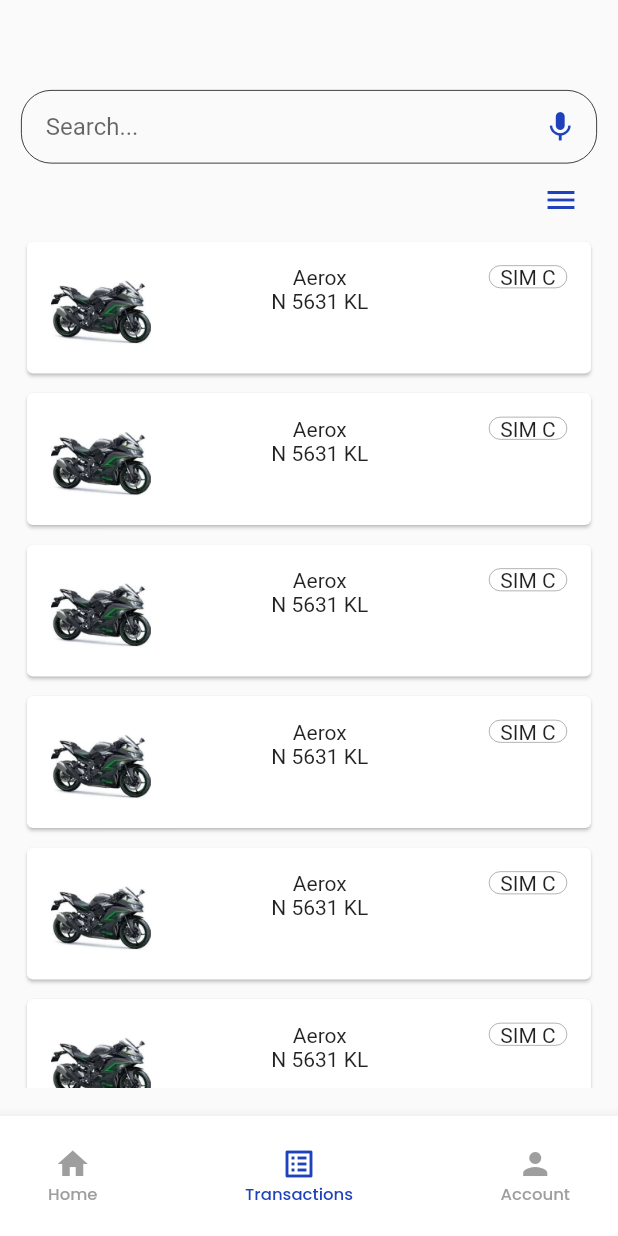
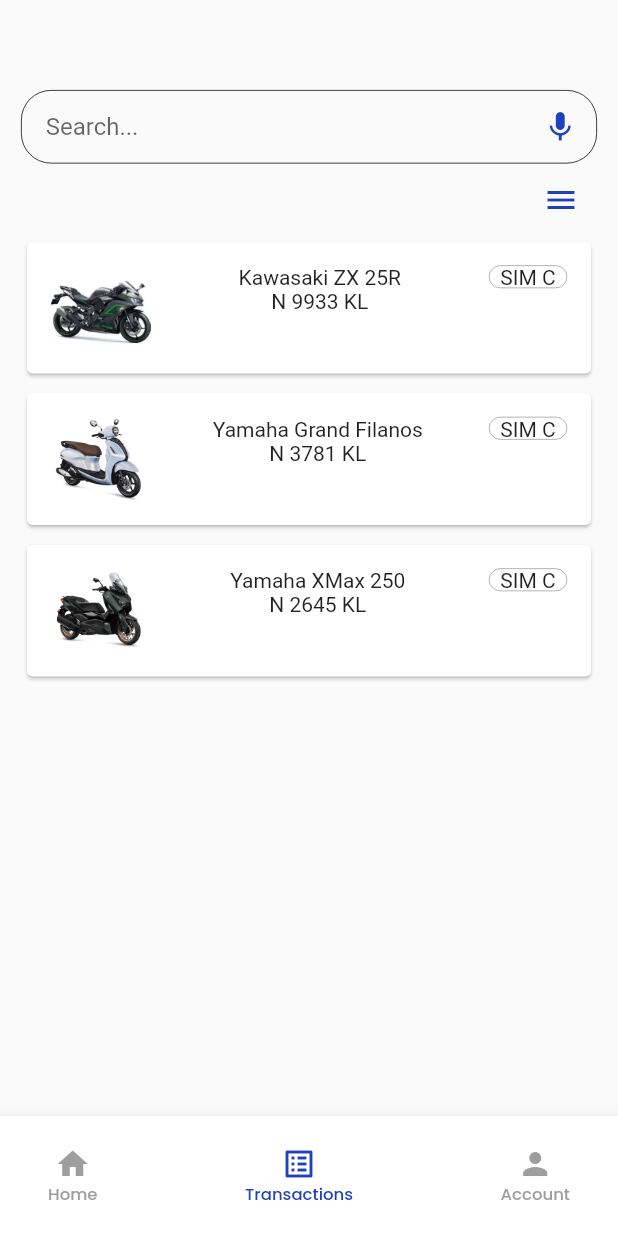
Before and after one commit to BrianMohamadSafiudin/SEPEDAKU, a Flutter app: the TransactionScreen screen opened directly, on a phone screen of 412 x 824 dp. Run offline on Flutter 3.47's test engine with Material 2 defaults, Android fonts, the phone set to English and light mode, and no system bars; our stand-ins replace animated_splash_screen, camera, cloud_firestore, easy_localization, firebase_auth, firebase_core and 5 more; accounts and stored records are empty.

Commit message:
feat: update transactions

```diff
--- a/src/lib/screens/transactions/components/body.dart
+++ b/src/lib/screens/transactions/components/body.dart
@@ -24,9 +24,11 @@
           children: [
             ButtonSearch(),
             IconButton(
-                onPressed: () {setState(() {
+                onPressed: () {
+                  setState(() {
                     isFilterVisible = !isFilterVisible;
-                  });},
+                  });
+                },
                 icon: Icon(
                   Icons.menu,
                   color: primaryColor,
@@ -120,6 +122,7 @@
   }
 }
 
+
 class GridItem extends StatelessWidget {
   const GridItem({
     super.key,
@@ -131,10 +134,107 @@
     return Container(
       height: size.height * 0.69,
       child: GridView.builder(
-        itemCount: 10,
+        itemCount: 3,
         gridDelegate: SliverGridDelegateWithFixedCrossAxisCount(
-            crossAxisCount: 1, childAspectRatio: 4, mainAxisSpacing: 5),
+          crossAxisCount: 1,
+          childAspectRatio: 4,
+          mainAxisSpacing: 5,
+        ),
         itemBuilder: (context, index) {
+          if (index == 0) {
+            return buildFirstItem(context);
+          } else if (index == 1) {
+            return buildSecondItem(context);
+          } else {
+            return buildThirdItem(context);
+          }
+        },
+      ),
+    );
+  }
+
+  Widget buildFirstItem(BuildContext context) {
+    return InkWell(
+      onTap: () {
+        Navigator.push(context, MaterialPageRoute(builder: (context) {
+          return ViewItemScreen();
+        }));
+      },
+      child: Card(
+        child: Container(
+          margin: EdgeInsets.all(16),
+          child: Row(
+            mainAxisAlignment: MainAxisAlignment.spaceBetween,
+            crossAxisAlignment: CrossAxisAlignment.start,
+            children: [
+              Image.asset("assets/images/kawasaki.png"),
+              Column(
+                children: [
+                  Text("Kawasaki ZX 25R"),
+                  Text("N 9933 KL"),
+                ],
+              ),
+              Container(
+                height: 15,
+                width: 52,
+                decoration: BoxDecoration(
+                  border: Border.all(width: 0.2),
+                  borderRadius: BorderRadius.circular(15),
+                ),
+                child: Text(
+                  "SIM C",
+                  textAlign: TextAlign.center,
+                ),
+              )
+            ],
+          ),
+        ),
+      ),
+    );
+  }
+
+  Widget buildSecondItem(BuildContext context) {
+    return InkWell(
+      onTap: () {
+        Navigator.push(context, MaterialPageRoute(builder: (context) {
+          return ViewItemScreen();
+        }));
+      },
+      child: Card(
+        child: Container(
+          margin: EdgeInsets.all(16),
+          child: Row(
+            mainAxisAlignment: MainAxisAlignment.spaceBetween,
+            crossAxisAlignment: CrossAxisAlignment.start,
+            children: [
+              Image.asset("assets/images/Matic1.png"),
+              Column(
+                children: [
+                  Text("Yamaha Grand Filanos"),
+                  Text("N 3781 KL"),
+                ],
+              ),
+              Container(
+                height: 15,
+                width: 52,
+                decoration: BoxDecoration(
+                  border: Border.all(width: 0.2),
+                  borderRadius: BorderRadius.circular(15),
+                ),
+                child: Text(
+                  "SIM C",
+                  textAlign: TextAlign.center,
+                ),
+              )
+            ],
+          ),
+        ),
+      ),
+    );
+  }
+}
+
+Widget buildThirdItem(BuildContext context) {
   return InkWell(
     onTap: () {
       Navigator.push(context, MaterialPageRoute(builder: (context) {
@@ -149,12 +249,11 @@
           crossAxisAlignment: CrossAxisAlignment.start,
           children: [
             Image.asset(
-                      "assets/images/kawasaki.png",
-                    ),
+                "assets/images/Matic2.png"), // Replace with the actual image path
             Column(
               children: [
-                        Text("Aerox"),
-                        Text("N 5631 KL"),
+                Text("Yamaha XMax 250"),
+                Text("N 2645 KL"),
               ],
             ),
             Container(
@@ -162,7 +261,8 @@
               width: 52,
               decoration: BoxDecoration(
                 border: Border.all(width: 0.2),
-                          borderRadius: BorderRadius.circular(15)),
+                borderRadius: BorderRadius.circular(15),
+              ),
               child: Text(
                 "SIM C",
                 textAlign: TextAlign.center,
@@ -173,8 +273,4 @@
       ),
     ),
   );
-        },
-      ),
-    );
 }
-}
```
Also changed, not shown: src/assets/images/Matic1.png (added), src/assets/images/Matic2.png (added). Lines whose indentation alone changed are shown as unchanged.
